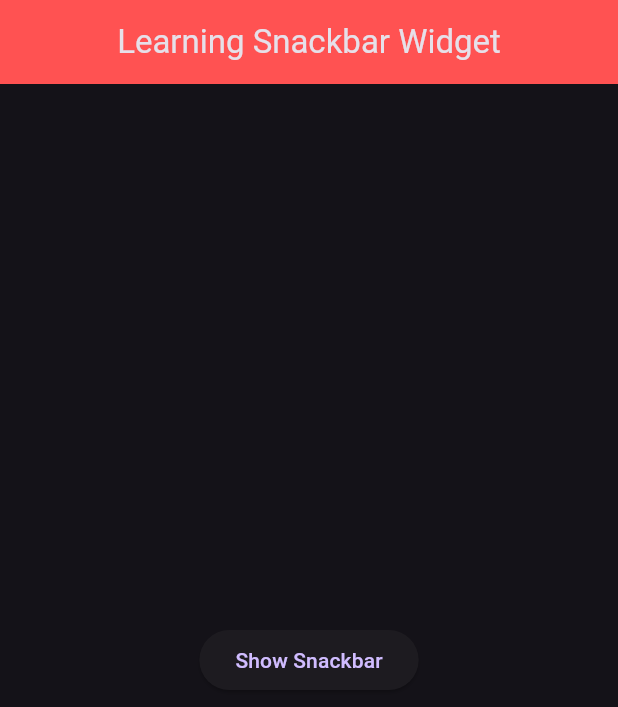
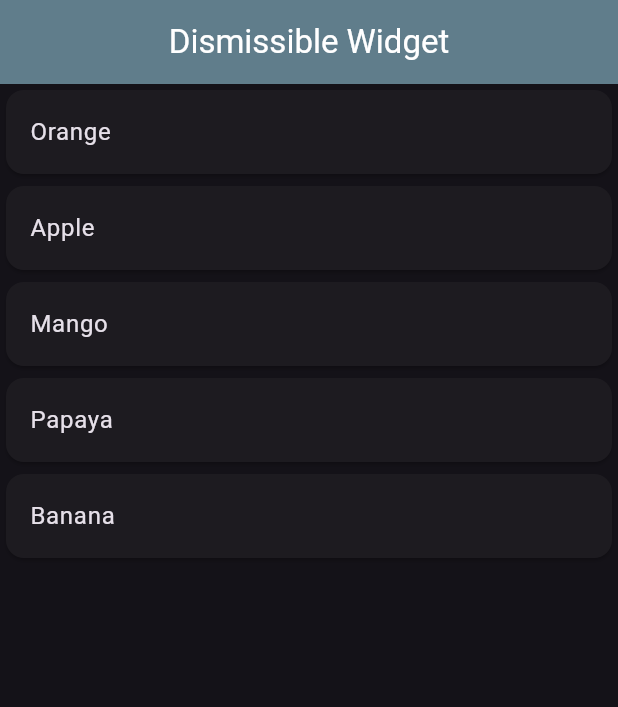
Before and after one commit to subhava06/Flutter-Learning, a Flutter app: the screen it shows after launch, on a phone screen of 412 x 824 dp. Shown: the top 707 px of the screen. Run offline on Flutter 3.47's test engine with Material 3 defaults, Android fonts, the phone set to English and light mode, and no system bars.

Commit message:
Dismissible widget->> onDismissed condns , key, bg and secbg, Card

```diff
--- a/lib/main.dart
+++ b/lib/main.dart
@@ -1,6 +1,7 @@
 import 'package:flutter/material.dart';
 import 'package:thirty_widgets/widgets/button.dart';
 import 'package:thirty_widgets/widgets/container_sized.dart';
+import 'package:thirty_widgets/widgets/dismissible.dart';
 import 'package:thirty_widgets/widgets/list_grid.dart';
 import 'package:thirty_widgets/widgets/rowscols.dart';
 import 'package:thirty_widgets/widgets/snackbar.dart';
@@ -17,7 +18,7 @@
         brightness: Brightness.dark,
         primaryColor: const Color.fromARGB(255, 90, 55, 149),
       ),
-      home:  SnackbarWidget(),
+      home:  DismissibleWidget(),
     );
   }
 }
--- /dev/null
+++ b/lib/widgets/dismissible.dart
@@ -0,0 +1,54 @@
+import 'package:flutter/material.dart';
+class DismissibleWidget extends StatefulWidget {
+  const DismissibleWidget({super.key});
+
+  @override
+  State<DismissibleWidget> createState() => _DismissibleWidgetState();
+}
+
+class _DismissibleWidgetState extends State<DismissibleWidget> {
+  List<String> fruits = ['Orange','Apple','Mango','Papaya','Banana'];
+  @override
+  Widget build(BuildContext context) {
+    return Scaffold(
+      appBar: AppBar(title: Text('Dismissible Widget',
+      style: TextStyle(color: Colors.white),),
+      backgroundColor: Colors.blueGrey,
+      centerTitle: true,
+      ),
+      body: ListView.builder(
+        itemCount: fruits.length,
+        itemBuilder: (context,index)
+        {
+          final fruit = fruits[index];
+          return Dismissible(
+              onDismissed: (direction) {
+                if(direction==DismissDirection.startToEnd) {
+                  //then display a snackbar message
+                  ScaffoldMessenger.of(context).showSnackBar(SnackBar(content:Text(fruits[index]),
+                  backgroundColor: Colors.yellow,
+                  action: SnackBarAction(label: 'Deleted', onPressed: (){}),));
+                }
+                else {
+                  ScaffoldMessenger.of(context).showSnackBar(SnackBar(
+                    behavior: SnackBarBehavior.floating,
+                    duration: const Duration(milliseconds: 2000),
+                    content:Text(fruits[index]),
+                    backgroundColor: Colors.green,
+                    action: SnackBarAction(label: 'Redo', onPressed: (){}),));
+                }
+              },
+              key: Key(fruit),
+              background: Container(color: Colors.red,),
+              secondaryBackground: Container(color: Colors.green,),
+              child: Card(
+                child: ListTile(
+                            title: Text(fruits[index]),
+                          ),
+              )
+          );
+        },
+      ),
+    );
+  }
+}
```
Also changed, not shown: lib/widgets/drawer.dart (added).
